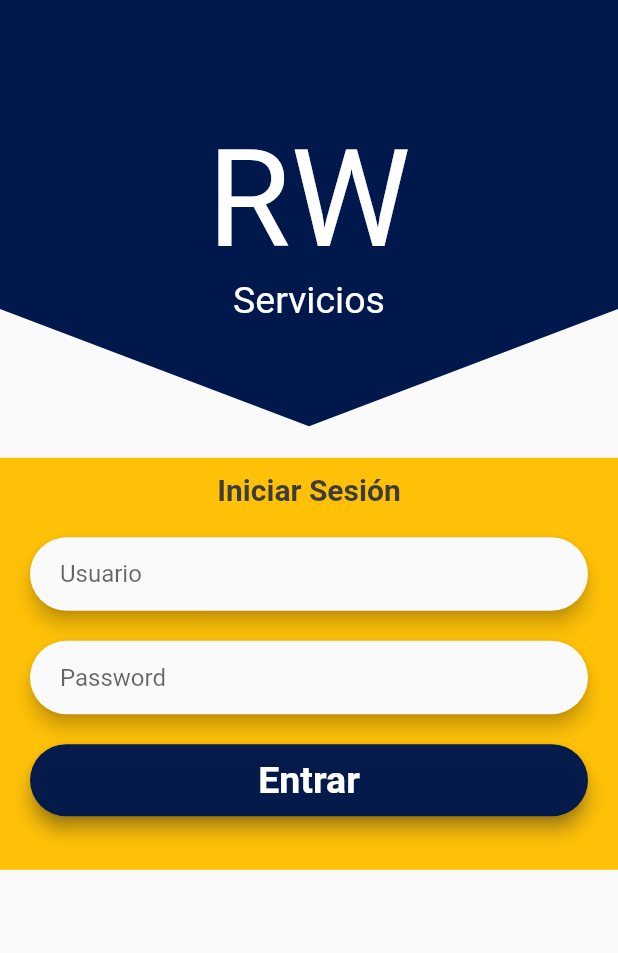
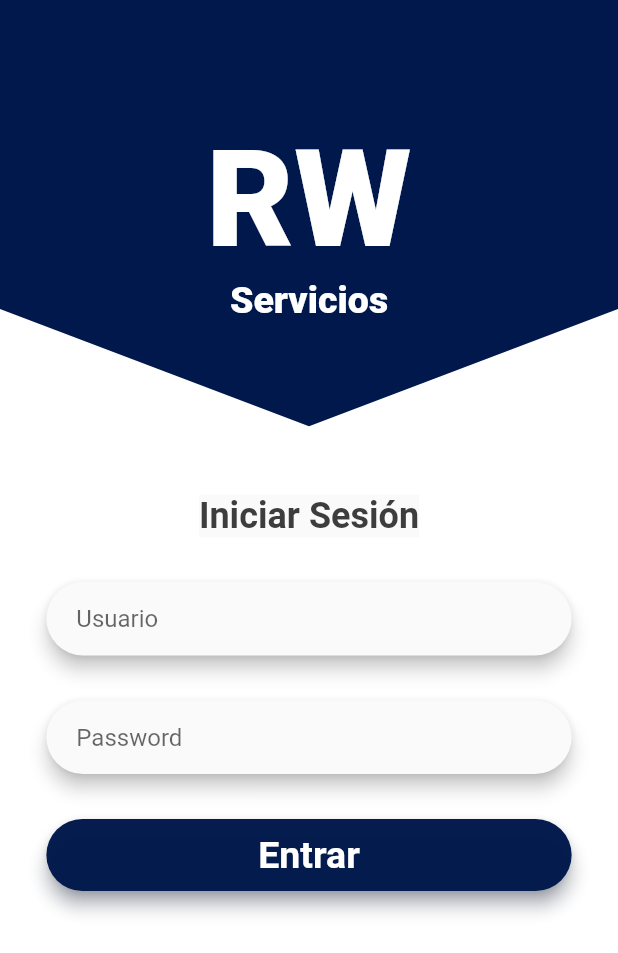
Before and after one commit to Hectorc70/rw_servicios_app, a Flutter app: the screen it shows after launch, after a tap on "Entrar", on a phone screen of 412 x 824 dp. Shown: the top 953 px of the screen. Run offline on Flutter 3.47's test engine with Material 2 defaults, Android fonts, the phone set to English and light mode, and no system bars; our stand-ins replace calendar_timeline, sqflite; accounts and stored records are empty; network calls fail; Roboto replaces fonts that are missing (Poppins).

Commit message:
Pantalla  de Login
- se Modifico la pantalla del login para quitar el bug de que se movia el fondo del logo

```diff
--- a/lib/src/pages/login_page.dart
+++ b/lib/src/pages/login_page.dart
@@ -1,5 +1,6 @@
 import 'package:flutter/material.dart';
 import 'package:provider/provider.dart';
+import 'package:rw_servicios_app/src/models/user_model.dart';
 
 import 'package:rw_servicios_app/src/providers/api/api_connection_provider.dart';
 import 'package:rw_servicios_app/src/providers/company/company_provider.dart';
@@ -9,21 +10,44 @@ import 'package:rw_servicios_app/src/providers/login_provider.dart';
 class LoginPage extends StatelessWidget {
   @override
   Widget build(BuildContext context) {
-    return Scaffold(
-      body: Center(
-        child: Stack(
+    final colorPrincipal = Theme.of(context).primaryColor;
+    final fondo = _fondo(context);
+    /* CustomPaint(
+      painter: _HeaderPaintLogin(),
+      child: Container(),
+    ); */
+
+    final log = _logo(context);
+
+    return Stack(
       children: [
+        fondo,
+        log,
+        SizedBox(
+          height: 100.0,
+        ),
+        FormLogin(),
+      ],
+    );
+  }
+}
+
+Widget _fondo(BuildContext context) {
+  final fondoG = Container(
+    height: double.infinity,
+    width: double.infinity,
+    decoration: BoxDecoration(color: Colors.white),
+  );
+  return Stack(
+
+      children: <Widget>[
+        fondoG,
         CustomPaint(
       painter: _HeaderPaintLogin(),
       child: Container(),
     ),
-            logo(context),
-            FormLogin(),
       ],
-        ),
-      ),
   );
-  }
 }
 
 class _HeaderPaintLogin extends CustomPainter {
@@ -45,7 +69,7 @@ class _HeaderPaintLogin extends CustomPainter {
   bool shouldRepaint(CustomPainter oldDelegate) => false;
 }
 
-logo(BuildContext context) {
+Widget _logo(BuildContext context) {
   final ancho = MediaQuery.of(context).size.width;
   final largo = MediaQuery.of(context).size.height;
 
@@ -98,7 +122,8 @@ class _FormLoginState extends State<FormLogin> {
     final token = Provider.of<TokenProvider>(context);
 
     final largo = MediaQuery.of(context).size.height;
-    /* final ancho = MediaQuery.of(context).size.width; */
+    final ancho = MediaQuery.of(context).size.width;
+    final colorPrincipal = Theme.of(context).primaryColor;
 
     final idUserField = Material(
       elevation: 5.0,
@@ -143,11 +168,15 @@ class _FormLoginState extends State<FormLogin> {
         minWidth: MediaQuery.of(context).size.width,
         onPressed: () {
           token.getToken();
+          final respToken = token.tokenUser;
+
+          if (respToken == '400') {}
           /* final rol = userInfo.user;
           final token = token.getToken(user, password);
 
           final rol = userInfo.rol;
-          final occupied = userInfo.occupied */;
+          final occupied = userInfo.occupied */
+          ;
 
           /*  if (rol == 2) {
             print('rol');
@@ -171,34 +200,45 @@ class _FormLoginState extends State<FormLogin> {
       ),
     );
 
-    return Container(
-      height: largo / 3,
-      margin: EdgeInsets.fromLTRB(0, largo / 2.7, 0, 0),
-      color: Colors.amber,
-      padding: EdgeInsets.fromLTRB(20.0, 10.0, 20.0, 0),
+    return SingleChildScrollView(
       child: Column(
         children: [
-          Text(
+          SafeArea(
+              child: Container(
+            height: 200.0,
+          )),
+          Container(
+            width: ancho * .85,
+            margin: EdgeInsets.symmetric(vertical: 100.0),
+            padding: EdgeInsets.symmetric(vertical: 30.0),
+
+            child: Column(
+              children: [
+                Material(child: Text(
                   "Iniciar Sesión",
                   style: TextStyle(
                       fontFamily: "Poppins",
                       fontStyle: FontStyle.normal,
                       fontWeight: FontWeight.w600,
-                fontSize: 20.0,
+                      fontSize: 24.0,
                       color: Color.fromARGB(250, 57, 57, 57)),
                 ),
+                ),
                 SizedBox(
-            height: 20.0,
+                  height: 30.0,
                 ),
                 idUserField,
                 SizedBox(
-            height: 20.0,
+                  height: 30.0,
                 ),
                 password,
                 SizedBox(
-            height: 20.0,
+                  height: 30.0,
                 ),
                 loginButon,
+              ],
+            ),
+          )
         ],
       ),
     );
--- a/lib/src/providers/api/api_connection_provider.dart
+++ b/lib/src/providers/api/api_connection_provider.dart
@@ -19,8 +19,12 @@ class TokenProvider extends ChangeNotifier {
     if (response.statusCode == 200) {
       final responseDecode = jsonDecode(response.body);
       _tokenUser = responseDecode['token'];
-    } else {
-      _tokenUser = '';
+    }
+    else if (response.statusCode == 400) {
+      _tokenUser = response.statusCode.toString();
+    }
+    else {
+      _tokenUser = 'Usuario o Contraseña Incorrectos';
       throw Exception(json.decode(response.body));
     }
   }
```
Lines whose indentation alone changed are shown as unchanged.
